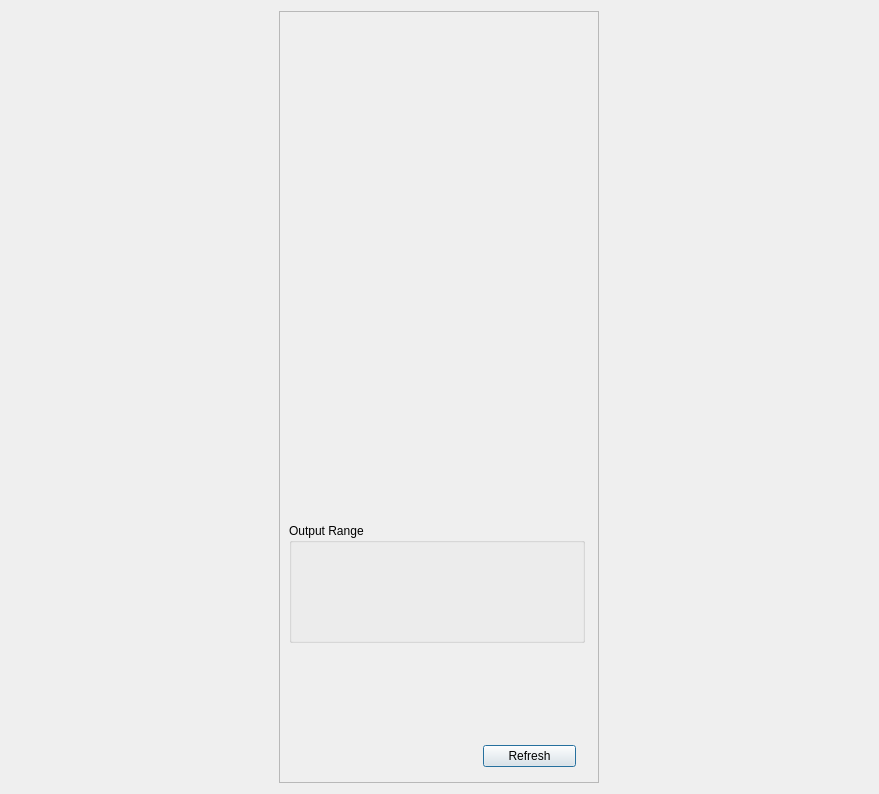
Qt form SciDataTool/GUI/DDataPlotter/DDataPlotter.ui (Eomys/SciDataTool) before a commit.
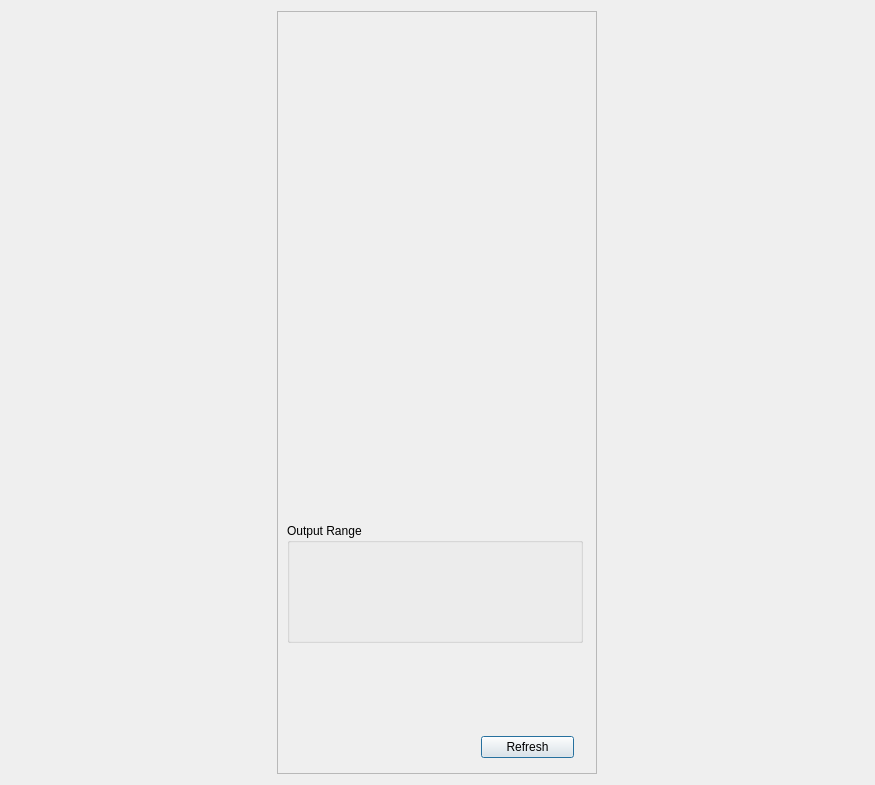
The same form after that commit. Custom widgets are drawn as their Qt base class.

Commit message: [NF] : Modifying what we show inside WDataExtractor and successfully generating a 2D plot according to the UI.

Patch:
```diff
--- a/SciDataTool/GUI/DDataPlotter/DDataPlotter.ui
+++ b/SciDataTool/GUI/DDataPlotter/DDataPlotter.ui
@@ -6,8 +6,8 @@
    <rect>
     <x>0</x>
     <y>0</y>
-    <width>879</width>
-    <height>794</height>
+    <width>875</width>
+    <height>785</height>
    </rect>
   </property>
   <property name="windowTitle">
@@ -38,9 +38,9 @@
       <property name="geometry">
        <rect>
         <x>0</x>
-        <y>-18</y>
+        <y>0</y>
         <width>318</width>
-        <height>797</height>
+        <height>767</height>
        </rect>
       </property>
       <layout class="QVBoxLayout" name="verticalLayout">
```
The commit also changes 11 other files.
